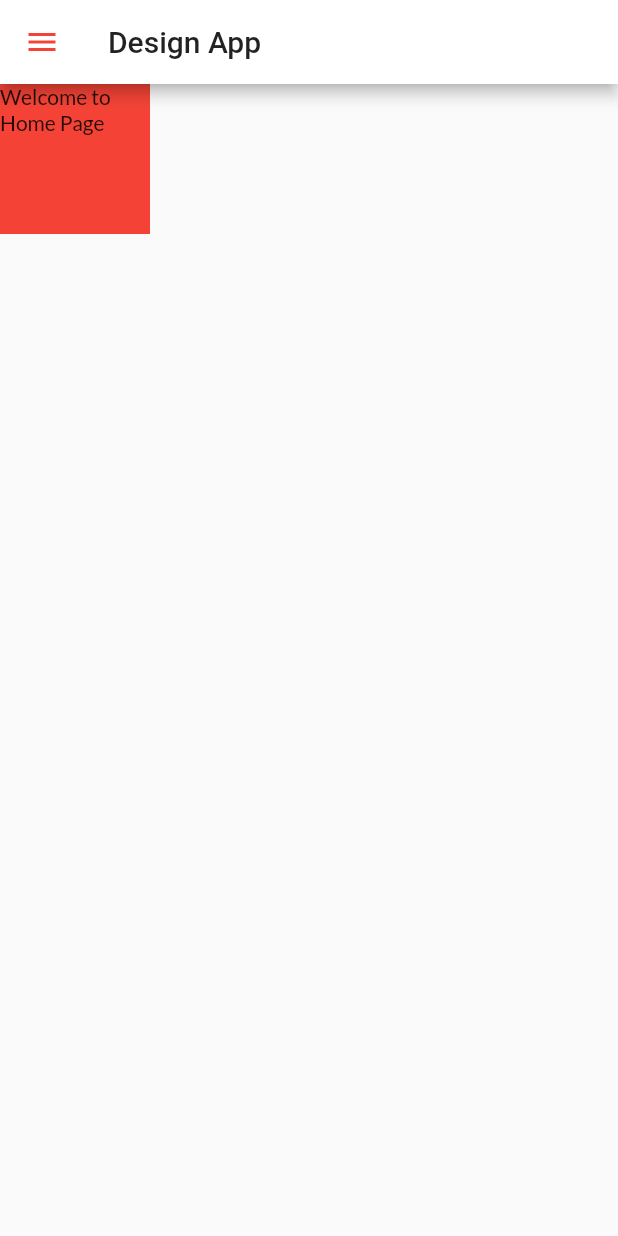
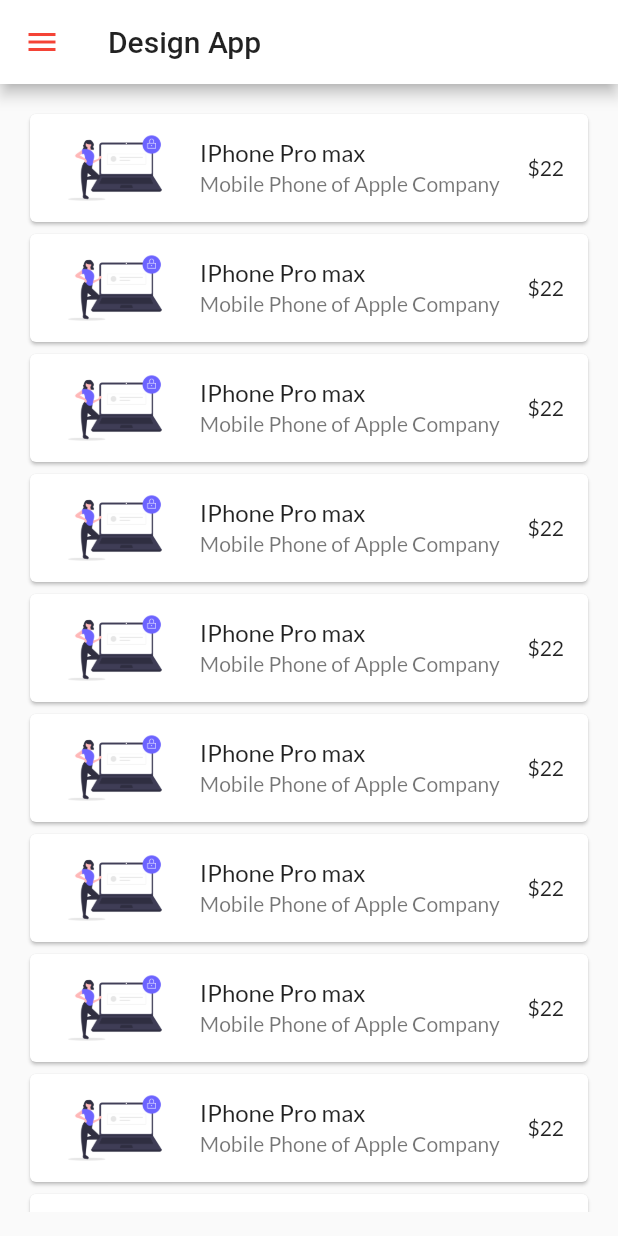
Before and after one commit to IkramGhalib/catlogs, a Flutter app: the Home screen opened by its route, on a phone screen of 412 x 824 dp. Run offline on Flutter 3.47's test engine with Material 2 defaults, Android fonts, the phone set to English and light mode, and no system bars; our stand-ins replace google_fonts.

```diff
--- a/lib/home.dart
+++ b/lib/home.dart
@@ -1,5 +1,10 @@
+import 'package:ecomerce/models/catlogs.dart';
 import 'package:ecomerce/widgets/drawer.dart';
+import 'package:ecomerce/widgets/items_widget.dart';
 import 'package:flutter/material.dart';
+
+import 'models/catlogs.dart';
+
 
 
 class Home extends StatelessWidget {
@@ -7,6 +12,7 @@ class Home extends StatelessWidget {
 
   @override
   Widget build(BuildContext context) {
+    final dummylist =List.generate(50, (index) => CatlogModel.items[0]);
     return Scaffold(
       appBar: AppBar(
         // backgroundColor: Colors.white,
@@ -14,16 +20,60 @@ class Home extends StatelessWidget {
         // iconTheme: IconThemeData(color: Colors.yellow),
         title: Text("Design App"),
       ),
-      body: Column(
-        children: [
-          Container(
-          width: 100,
-          height: 100,
-          color: Colors.red,
-          child: (Text('Welcome to Home Page')
-          ),
-        ),],
+      body: Padding(
+        padding: const EdgeInsets.all(16.0),
+        child: ListView.builder(itemCount: dummylist.length,
+          itemBuilder: (BuildContext context, int index) {
+          return ItemsWidget(items: dummylist[index]);
+
+
+    },
+    ),
       ),
+        // child: ListView.builder(itemCount: CatlogModel.items.length,
+        //   itemBuilder: (BuildContext context, int index) {
+      //     return ItemsWidget(items: CatlogModel.items[index],);
+      //     },),
+      // ),
+      // Container(
+      //   height: 300,
+      //   width: 300,
+      //   constraints: BoxConstraints(
+      //     maxWidth: 400,
+      //     minHeight: 70,
+      //     maxHeight: 400,
+      //     minWidth: 40,
+      //   ),
+      //   color: Colors.blue,
+      // ),
+      // #max width and height
+      // Container(
+      //   constraints: BoxConstraints(
+      //     maxHeight: 200.0,
+      //     minHeight: 50.0,
+      //     minWidth: 50,
+      //     maxWidth: 200,
+      //   ),
+      //   // height: 400,
+      //   // width: 400,
+      //   color: Colors.green,
+      //   child: Container(
+      //     height: 5,
+      //     width: 5,
+      //     color: Colors.red,
+      //   ),
+      // ),
+      // #using column parent size constrain, constrain down
+      // Column(
+      //   children: [
+      //     Container(
+      //     width: 100,
+      //     height: 100,
+      //     color: Colors.red,
+      //     child: (Text('Welcome to Home Page')
+      //     ),
+      //   ),],
+      // ),
       drawer: MyDrawer(),
 
 
--- a/lib/models/catlogs.dart
+++ b/lib/models/catlogs.dart
@@ -1,6 +1,20 @@
+class CatlogModel{
+  static final items=[
+    Items(
+
+      id: 1,
+      name:"IPhone Pro max",
+      desc: "Mobile Phone of Apple Company",
+      imageUrl: 'assets/images/login.png',
+      color: "#33505a",
+      price: 22
+
+  )];
+}
+
 class Items{
   final String name;
-  final String id;
+  final int id;
   final String desc;
   final num price;
   final String color;
@@ -8,16 +22,4 @@ class Items{
 
   Items({required this.name, required this.id, required this.desc, required this.price, required this.color, required this.imageUrl});
 
-
-
 }
-
-final Product=[Items(
-    id: "Check code2",
-    name:"IPhone Pro max",
-    desc: "Mobile Phone of Apple Company",
-    imageUrl: 'Image.png',
-    color: "#356eee",
-    price: 22
-
-)];
--- /dev/null
+++ b/lib/widgets/items_widget.dart
@@ -0,0 +1,25 @@
+import 'package:ecomerce/models/catlogs.dart';
+import 'package:flutter/cupertino.dart';
+import 'package:flutter/material.dart';
+
+class ItemsWidget extends StatelessWidget {
+  final Items items;
+  const ItemsWidget({Key? key, required this.items})
+      :assert(items!=null),
+        super(key: key);
+
+  @override
+  Widget build(BuildContext context) {
+    return Card(
+      child: ListTile(
+        onTap: (){
+          print("${items.name} press");
+        },
+        leading: Image.asset(items.imageUrl),
+        title: Text(items.name),
+        subtitle: Text(items.desc),
+        trailing: Text("\$${items.price}"),
+      ),
+    );
+  }
+}
```
